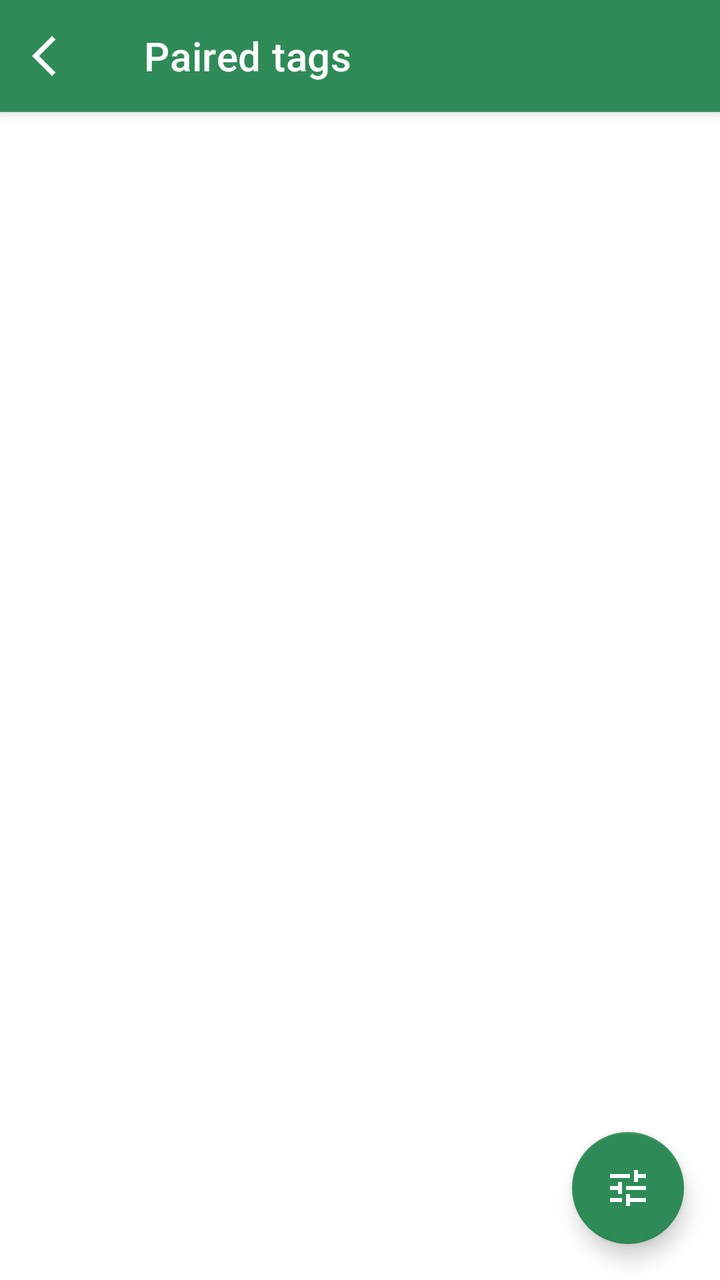
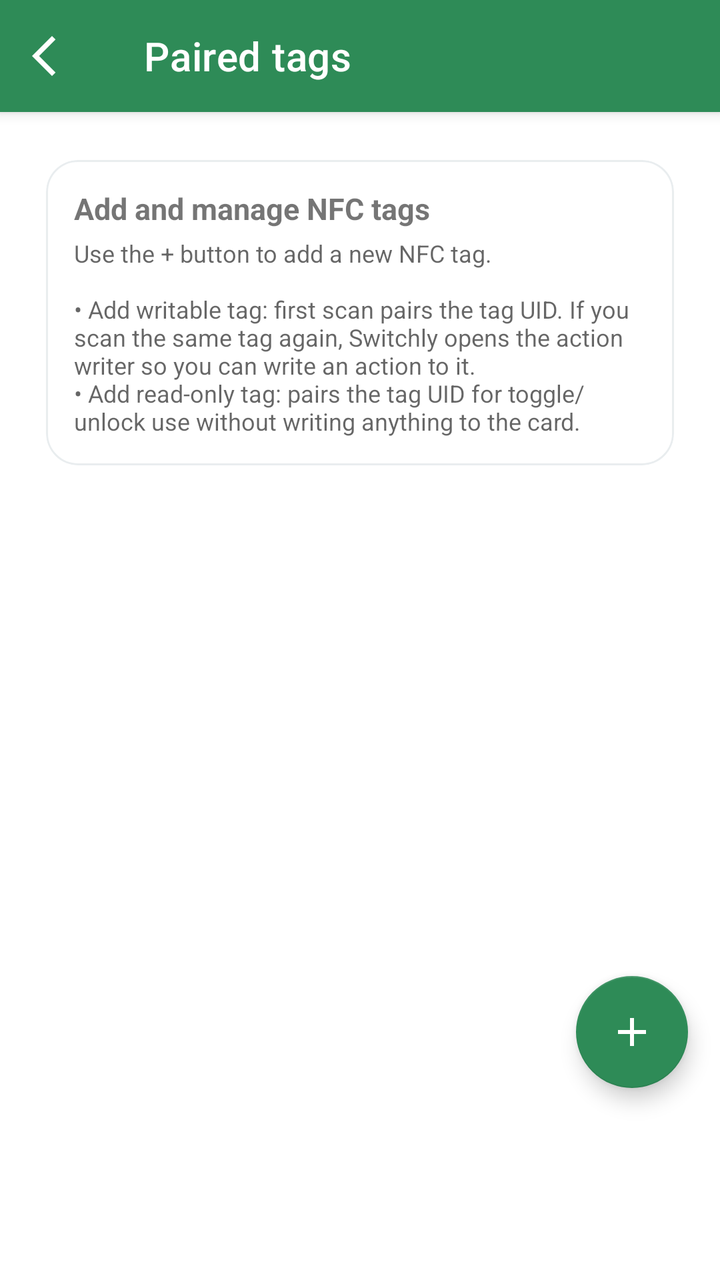

Screens rendered from an Android XML layout before and after an edit, with the pre-edit source and the edit as a unified diff.
<!-- AndroidManifest.xml: application theme Theme.Switchly -->
<!-- res/layout/activity_manage_paired_tags.xml -->
<?xml version="1.0" encoding="utf-8"?>
<androidx.coordinatorlayout.widget.CoordinatorLayout xmlns:android="http://schemas.android.com/apk/res/android"
    xmlns:app="http://schemas.android.com/apk/res-auto"
    android:layout_width="match_parent"
    android:layout_height="match_parent">

    <com.google.android.material.appbar.AppBarLayout
        android:layout_width="match_parent"
        android:layout_height="wrap_content"
        android:fitsSystemWindows="true">

        <com.google.android.material.appbar.MaterialToolbar
            android:id="@+id/toolbar"
            style="@style/Switchly.TopBar"
            android:layout_width="match_parent"
            android:layout_height="wrap_content"
            android:minHeight="?attr/actionBarSize"
            app:title="@string/paired_tags_title"
            app:navigationIcon="@drawable/arrow_back_ios_24" />
    </com.google.android.material.appbar.AppBarLayout>

    <androidx.recyclerview.widget.RecyclerView
        android:id="@+id/recycler"
        android:layout_width="match_parent"
        android:layout_height="match_parent"
        android:clipToPadding="false"
        android:padding="16dp"
        app:layout_behavior="@string/appbar_scrolling_view_behavior" />

    <TextView
        android:id="@+id/tvEmpty"
        android:layout_width="match_parent"
        android:layout_height="wrap_content"
        android:layout_gravity="center"
        android:gravity="center"
        android:text="@string/paired_tags_empty"
        android:alpha="0.78"
        android:visibility="gone"
        android:padding="24dp" />

    <com.google.android.material.floatingactionbutton.FloatingActionButton
        android:id="@+id/fabSort"
        android:layout_width="wrap_content"
        android:layout_height="wrap_content"
        android:layout_gravity="bottom|end"
        android:layout_margin="18dp"
        android:contentDescription="@string/paired_tags_sort_title"
        android:src="@drawable/tune_24"
        app:tint="@android:color/white" />

</androidx.coordinatorlayout.widget.CoordinatorLayout>
<!-- resources referenced by this layout -->
<resources>
  <!-- drawable arrow_back_ios_24 (drawable) -->
  <vector xmlns:android="http://schemas.android.com/apk/res/android"
      android:width="24dp"
      android:height="24dp"
      android:viewportWidth="960"
      android:viewportHeight="960">
    <path
        android:pathData="M400,880 L0,480l400,-400 71,71 -329,329 329,329 -71,71Z"
        android:fillColor="?attr/colorOnSurface"/>
  </vector>
  <!-- drawable tune_24 (drawable) -->
  <vector xmlns:android="http://schemas.android.com/apk/res/android"
      android:width="24dp"
      android:height="24dp"
      android:viewportWidth="960"
      android:viewportHeight="960">
    <path
        android:pathData="M440,840v-240h80v80h320v80L520,760v80h-80ZM120,760v-80h240v80L120,760ZM280,600v-80L120,520v-80h160v-80h80v240h-80ZM440,520v-80h400v80L440,520ZM600,360v-240h80v80h160v80L680,280v80h-80ZM120,280v-80h400v80L120,280Z"
        android:fillColor="?attr/colorOnSurface"/>
  </vector>
  <string name="paired_tags_empty">No paired tags yet.</string>
  <string name="paired_tags_sort_title">Sort paired tags</string>
  <string name="paired_tags_title">Paired tags</string>
  <style name="Switchly.TopBar" parent="Widget.MaterialComponents.Toolbar">
          
          <item name="android:background">?attr/colorPrimary</item>
          <item name="backgroundTint">?attr/colorPrimary</item>
  
          
          <item name="titleTextColor">@android:color/white</item>
  
          
          <item name="navigationIconTint">@android:color/white</item>
      </style>
  <color name="accent_default_green">#2E8B57</color>
  <style name="Switchly.Fab" parent="Widget.MaterialComponents.FloatingActionButton">
          <item name="backgroundTint">?attr/colorPrimary</item>
          <item name="tint">@android:color/white</item>
      </style>
  <style name="Switchly.Card" parent="Widget.MaterialComponents.CardView">
          <item name="shapeAppearance">@style/ShapeAppearance.Switchly.Card</item>
          <item name="cardBackgroundColor">@color/switchly_card_bg</item>
          <item name="strokeColor">@color/switchly_card_stroke</item>
          <item name="strokeWidth">1dp</item>
          <item name="cardElevation">2dp</item>
          <item name="cardUseCompatPadding">true</item>
      </style>
  <style name="Switchly.TextInputLayout" parent="Widget.MaterialComponents.TextInputLayout.OutlinedBox">
          <item name="boxStrokeWidth">1dp</item>
          <item name="boxStrokeWidthFocused">2dp</item>
          <item name="boxCornerRadiusTopStart">12dp</item>
          <item name="boxCornerRadiusTopEnd">12dp</item>
          <item name="boxCornerRadiusBottomStart">12dp</item>
          <item name="boxCornerRadiusBottomEnd">12dp</item>
      </style>
  <style name="Switchly.AutoCompleteText" parent="Widget.MaterialComponents.AutoCompleteTextView.OutlinedBox">
          <item name="android:minHeight">56dp</item>
          <item name="android:paddingTop">12dp</item>
          <item name="android:paddingBottom">12dp</item>
          <item name="android:textAppearance">@style/TextAppearance.MaterialComponents.Body1</item>
      </style>
  <style name="ThemeOverlay.Switchly.Dialog" parent="ThemeOverlay.MaterialComponents.MaterialAlertDialog">
          <item name="colorControlActivated">?attr/colorPrimary</item>
          <item name="colorControlHighlight">?attr/colorPrimary</item>
          <item name="colorAccent">?attr/colorPrimary</item>
      </style>
  <style name="ShapeAppearance.Switchly.Card" parent="ShapeAppearance.MaterialComponents.LargeComponent">
          <item name="cornerFamily">rounded</item>
          <item name="cornerSize">26dp</item>
      </style>
  <color name="switchly_card_bg">#F7FFFFFF</color>
  <color name="switchly_card_stroke">#14000000</color>
  <!-- unchanged entries left out for length: 2 -->
</resources>

<!-- the commit's change to res/layout/activity_manage_paired_tags.xml (unified diff, before → after) -->
@@ -19,13 +19,58 @@
             app:navigationIcon="@drawable/arrow_back_ios_24" />
     </com.google.android.material.appbar.AppBarLayout>
 
-    <androidx.recyclerview.widget.RecyclerView
-        android:id="@+id/recycler"
+    <LinearLayout
         android:layout_width="match_parent"
         android:layout_height="match_parent"
-        android:clipToPadding="false"
-        android:padding="16dp"
-        app:layout_behavior="@string/appbar_scrolling_view_behavior" />
+        android:orientation="vertical"
+        android:paddingStart="16dp"
+        android:paddingEnd="16dp"
+        android:paddingTop="16dp"
+        android:paddingBottom="16dp"
+        app:layout_behavior="@string/appbar_scrolling_view_behavior">
+
+        <com.google.android.material.card.MaterialCardView
+            android:id="@+id/cardInfo"
+            android:layout_width="match_parent"
+            android:layout_height="wrap_content"
+            android:layout_marginBottom="12dp"
+            app:cardCornerRadius="16dp"
+            app:cardElevation="0dp"
+            app:strokeWidth="1dp"
+            app:strokeColor="@color/status_border">
+
+            <LinearLayout
+                android:layout_width="match_parent"
+                android:layout_height="wrap_content"
+                android:orientation="vertical"
+                android:padding="14dp">
+
+                <TextView
+                    android:layout_width="match_parent"
+                    android:layout_height="wrap_content"
+                    android:text="@string/paired_tags_setup_title"
+                    android:textSize="15sp"
+                    android:textStyle="bold" />
+
+                <TextView
+                    android:layout_width="match_parent"
+                    android:layout_height="wrap_content"
+                    android:layout_marginTop="4dp"
+                    android:text="@string/paired_tags_setup_body"
+                    android:textColor="?android:attr/textColorSecondary"
+                    android:textSize="12sp" />
+            </LinearLayout>
+        </com.google.android.material.card.MaterialCardView>
+
+        <androidx.recyclerview.widget.RecyclerView
+            android:id="@+id/recycler"
+            android:layout_width="match_parent"
+            android:layout_height="0dp"
+            android:layout_weight="1"
+            android:clipToPadding="false"
+            android:paddingBottom="96dp" />
+
+    </LinearLayout>
 
     <TextView
         android:id="@+id/tvEmpty"
@@ -33,19 +78,19 @@
         android:layout_height="wrap_content"
         android:layout_gravity="center"
         android:gravity="center"
+        android:padding="24dp"
         android:text="@string/paired_tags_empty"
         android:alpha="0.78"
-        android:visibility="gone"
-        android:padding="24dp" />
+        android:visibility="gone" />
 
     <com.google.android.material.floatingactionbutton.FloatingActionButton
-        android:id="@+id/fabSort"
+        android:id="@+id/fabAdd"
         android:layout_width="wrap_content"
         android:layout_height="wrap_content"
         android:layout_gravity="bottom|end"
-        android:layout_margin="18dp"
-        android:contentDescription="@string/paired_tags_sort_title"
-        android:src="@drawable/tune_24"
-        app:tint="@android:color/white" />
+        android:layout_marginEnd="16dp"
+        android:layout_marginBottom="96dp"
+        android:contentDescription="@string/paired_tags_add_fab_desc"
+        app:srcCompat="@drawable/add_24" />
 
 </androidx.coordinatorlayout.widget.CoordinatorLayout>
<!-- resource entries referenced after the edit -->
@@ -1,5 +1,16 @@
 <!-- resources referenced by this layout -->
 <resources>
+  <color name="status_border">#3390A4AE</color>
+  <!-- drawable add_24 (drawable) -->
+  <vector xmlns:android="http://schemas.android.com/apk/res/android"
+      android:width="24dp"
+      android:height="24dp"
+      android:viewportWidth="960"
+      android:viewportHeight="960">
+    <path
+        android:pathData="M440,520L200,520v-80h240v-240h80v240h240v80L520,520v240h-80v-240Z"
+        android:fillColor="?attr/colorOnSurface"/>
+  </vector>
   <!-- drawable arrow_back_ios_24 (drawable) -->
   <vector xmlns:android="http://schemas.android.com/apk/res/android"
       android:width="24dp"
@@ -10,18 +21,10 @@
         android:pathData="M400,880 L0,480l400,-400 71,71 -329,329 329,329 -71,71Z"
         android:fillColor="?attr/colorOnSurface"/>
   </vector>
-  <!-- drawable tune_24 (drawable) -->
-  <vector xmlns:android="http://schemas.android.com/apk/res/android"
-      android:width="24dp"
-      android:height="24dp"
-      android:viewportWidth="960"
-      android:viewportHeight="960">
-    <path
-        android:pathData="M440,840v-240h80v80h320v80L520,760v80h-80ZM120,760v-80h240v80L120,760ZM280,600v-80L120,520v-80h160v-80h80v240h-80ZM440,520v-80h400v80L440,520ZM600,360v-240h80v80h160v80L680,280v80h-80ZM120,280v-80h400v80L120,280Z"
-        android:fillColor="?attr/colorOnSurface"/>
-  </vector>
+  <string name="paired_tags_add_fab_desc">Add paired NFC tag</string>
   <string name="paired_tags_empty">No paired tags yet.</string>
-  <string name="paired_tags_sort_title">Sort paired tags</string>
+  <string name="paired_tags_setup_body">Use the + button to add a new NFC tag.\n\n• Add writable tag: first scan pairs the tag UID. If you scan the same tag again, Switchly opens the action writer so you can write an action to it.\n• Add read-only tag: pairs the tag UID for toggle/unlock use without writing anything to the card.</string>
+  <string name="paired_tags_setup_title">Add and manage NFC tags</string>
   <string name="paired_tags_title">Paired tags</string>
   <style name="Switchly.TopBar" parent="Widget.MaterialComponents.Toolbar">
           
